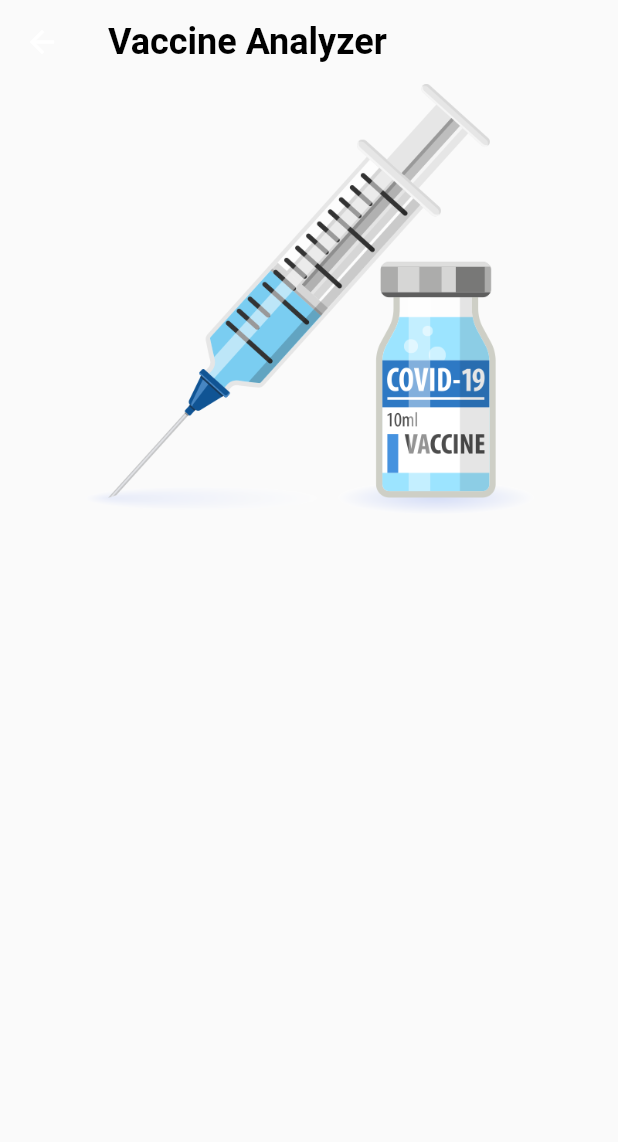
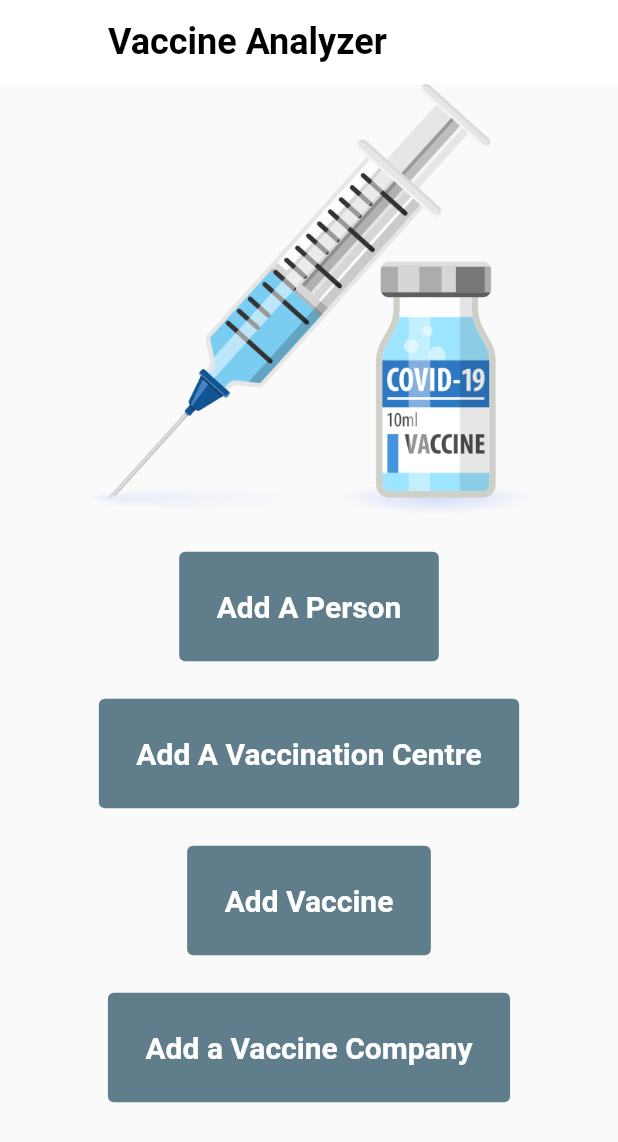
Before and after one commit to AthulJohn/Vaccine_Anlayzer, a Flutter app: the screen it shows after launch, after a tap on the "add" icon, on a phone screen of 412 x 824 dp. Shown: the top 1142 px of the screen. Run offline on Flutter 3.47's test engine with Material 2 defaults, Android fonts, the phone set to English and light mode, and no system bars; our stand-ins replace percent_indicator; network calls fail.

Commit message:
Done with frontend

```diff
--- a/lib/addmenu.dart
+++ b/lib/addmenu.dart
@@ -1,5 +1,11 @@
+// ignore: file_names
+// ignore_for_file: file_names
 
 import 'package:flutter/material.dart';
+import 'package:vaccineanalyzer/addData/add_center.dart';
+import 'package:vaccineanalyzer/addData/add_person.dart';
+import 'package:vaccineanalyzer/addData/add_vaccination.dart';
+import 'package:vaccineanalyzer/addData/add_vaccine.dart';
 
 class AddMenu extends StatefulWidget {
   const AddMenu({Key? key}) : super(key: key);
@@ -13,7 +19,7 @@ class _AddMenuState extends State<AddMenu> {
   Widget build(BuildContext context) {
     return Scaffold(
       appBar: AppBar(
-        backgroundColor: Colors.transparent,
+        backgroundColor: Colors.white,
         shadowColor: Colors.transparent,
         title: const Text(
           'Vaccine Analyzer',
@@ -32,8 +38,111 @@ class _AddMenuState extends State<AddMenu> {
             const Center(
               child: Image(
                 image: AssetImage('assets/img1.png'),
-              )
-            )
+              ),
+            ),
+            const SizedBox(height: 25),
+            Column(
+              mainAxisAlignment: MainAxisAlignment.spaceEvenly,
+              children: [
+                TextButton(
+                  // ignore: prefer_const_constructors
+                  style: ButtonStyle(
+                    backgroundColor: MaterialStateProperty.all(Colors.blueGrey),
+                    // ignore: prefer_const_constructors
+                    padding: MaterialStateProperty.all(
+                      const EdgeInsets.all(25),
+                    ),
+                  ),
+
+                  onPressed: () {
+                    Navigator.push(context,
+                        MaterialPageRoute(builder: (context) => AddPerson()));
+                  },
+                  child: const Text(
+                    'Add A Person',
+                    style: TextStyle(
+                      fontSize: 20,
+                      fontWeight: FontWeight.bold,
+                      color: Colors.white,
+                    ),
+                  ),
+                ),
+                const SizedBox(height: 25),
+                TextButton(
+                  // ignore: prefer_const_constructors
+                  style: ButtonStyle(
+                    backgroundColor: MaterialStateProperty.all(Colors.blueGrey),
+                    // ignore: prefer_const_constructors
+                    padding: MaterialStateProperty.all(
+                      const EdgeInsets.all(25),
+                    ),
+                  ),
+
+                  onPressed: () {
+                    Navigator.push(context,
+                        MaterialPageRoute(builder: (context) => AddCenter()));
+                  },
+                  child: const Text(
+                    'Add A Vaccination Centre',
+                    style: TextStyle(
+                      fontSize: 20,
+                      fontWeight: FontWeight.bold,
+                      color: Colors.white,
+                    ),
+                  ),
+                ),
+                const SizedBox(height: 25),
+                TextButton(
+                  // ignore: prefer_const_constructors
+                  style: ButtonStyle(
+                    backgroundColor: MaterialStateProperty.all(Colors.blueGrey),
+                    // ignore: prefer_const_constructors
+                    padding: MaterialStateProperty.all(
+                      const EdgeInsets.all(25),
+                    ),
+                  ),
+
+                  onPressed: () {
+                    Navigator.push(
+                        context,
+                        MaterialPageRoute(
+                            builder: (context) => AddVaccination()));
+                  },
+                  child: const Text(
+                    'Add Vaccine',
+                    style: TextStyle(
+                      fontSize: 20,
+                      fontWeight: FontWeight.bold,
+                      color: Colors.white,
+                    ),
+                  ),
+                ),
+                const SizedBox(height: 25),
+                TextButton(
+                  // ignore: prefer_const_constructors
+                  style: ButtonStyle(
+                    backgroundColor: MaterialStateProperty.all(Colors.blueGrey),
+                    // ignore: prefer_const_constructors
+                    padding: MaterialStateProperty.all(
+                      const EdgeInsets.all(25),
+                    ),
+                  ),
+
+                  onPressed: () {
+                    Navigator.push(context,
+                        MaterialPageRoute(builder: (context) => AddVaccine()));
+                  },
+                  child: const Text(
+                    'Add a Vaccine Company',
+                    style: TextStyle(
+                      fontSize: 20,
+                      fontWeight: FontWeight.bold,
+                      color: Colors.white,
+                    ),
+                  ),
+                )
+              ],
+            ),
           ],
         ),
       ),
--- a/lib/main.dart
+++ b/lib/main.dart
@@ -14,7 +14,9 @@ class MyApp extends StatelessWidget {
     return MaterialApp(
       title: 'Vaccine Analyzer',
       theme: ThemeData(
-
+        iconTheme: const IconThemeData(
+          color: Colors.black,
+        ),
         primarySwatch: Colors.green,
       ),
       home: VaccineHome(),
--- a/lib/vaccinehome.dart
+++ b/lib/vaccinehome.dart
@@ -15,7 +15,7 @@ class _VaccineHomeState extends State<VaccineHome> {
   Widget build(BuildContext context) {
     return Scaffold(
       appBar: AppBar(
-        backgroundColor: Colors.transparent,
+        backgroundColor: Colors.white,
         shadowColor: Colors.transparent,
         title: const Text(
           'Vaccine Analyzer',
@@ -134,7 +134,8 @@ class _VaccineHomeState extends State<VaccineHome> {
             const SizedBox(height: 50),
             FloatingActionButton(
               onPressed: () {
-                Navigator.push(context,MaterialPageRoute(builder: (context) => AddMenu()));
+                Navigator.push(context,
+                    MaterialPageRoute(builder: (context) => AddMenu()));
               },
               child: const Icon(
                 Icons.add,
```
